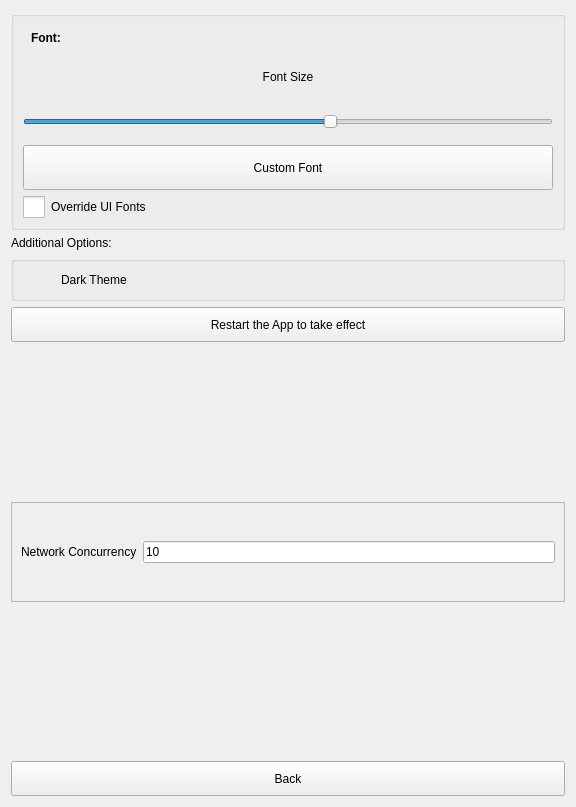
Before: the Qt Designer form src/Preferences.ui in ic005k/Knot, drawn with Qt 5.
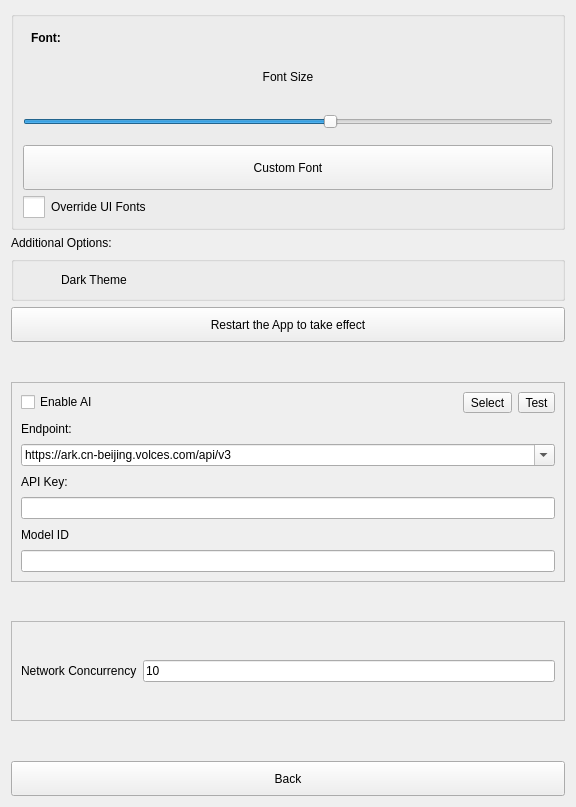
After: the same form once the commit is applied. Icons and pictures are not drawn.

What changed in the file:
```diff
--- a/src/Preferences.ui
+++ b/src/Preferences.ui
@@ -234,6 +234,101 @@
      </property>
     </spacer>
    </item>
+   <item>
+    <widget class="QFrame" name="frame_2">
+     <property name="minimumSize">
+      <size>
+       <width>0</width>
+       <height>200</height>
+      </size>
+     </property>
+     <property name="frameShape">
+      <enum>QFrame::Shape::StyledPanel</enum>
+     </property>
+     <property name="frameShadow">
+      <enum>QFrame::Shadow::Raised</enum>
+     </property>
+     <layout class="QVBoxLayout" name="verticalLayout_5">
+      <item>
+       <layout class="QHBoxLayout" name="horizontalLayout_2">
+        <item>
+         <widget class="QCheckBox" name="chkAI">
+          <property name="text">
+           <string>Enable AI</string>
+          </property>
+         </widget>
+        </item>
+        <item>
+         <widget class="QToolButton" name="btnAISelect">
+          <property name="text">
+           <string>Select</string>
+          </property>
+         </widget>
+        </item>
+        <item>
+         <widget class="QToolButton" name="btnAITest">
+          <property name="text">
+           <string>Test</string>
+          </property>
+         </widget>
+        </item>
+       </layout>
+      </item>
+      <item>
+       <widget class="QLabel" name="lblAIEndpoint">
+        <property name="text">
+         <string>Endpoint:</string>
+        </property>
+       </widget>
+      </item>
+      <item>
+       <widget class="QComboBox" name="cboxEndpoint">
+        <property name="editable">
+         <bool>true</bool>
+        </property>
+        <item>
+         <property name="text">
+          <string>https://ark.cn-beijing.volces.com/api/v3</string>
+         </property>
+        </item>
+       </widget>
+      </item>
+      <item>
+       <widget class="QLabel" name="lblAIKey">
+        <property name="text">
+         <string>API Key:</string>
+        </property>
+       </widget>
+      </item>
+      <item>
+       <widget class="QLineEdit" name="editAIKey"/>
+      </item>
+      <item>
+       <widget class="QLabel" name="lblAIModelID">
+        <property name="text">
+         <string>Model ID</string>
+        </property>
+       </widget>
+      </item>
+      <item>
+       <widget class="QLineEdit" name="editAIModelID"/>
+      </item>
+     </layout>
+    </widget>
+   </item>
+   <item>
+    <spacer name="verticalSpacer_2">
+     <property name="orientation">
+      <enum>Qt::Orientation::Vertical</enum>
+     </property>
+     <property name="sizeHint" stdset="0">
+      <size>
+       <width>20</width>
+       <height>40</height>
+      </size>
+     </property>
+    </spacer>
+   </item>
    <item>
     <widget class="QFrame" name="frame">
      <property name="minimumSize">
```
